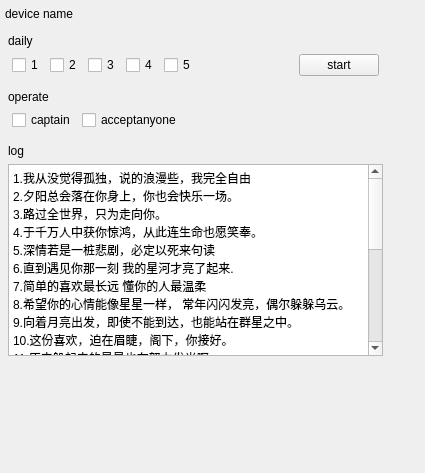
Old version of the form pygm/ui/tab1.ui in the repository rrrrrs/py_game.
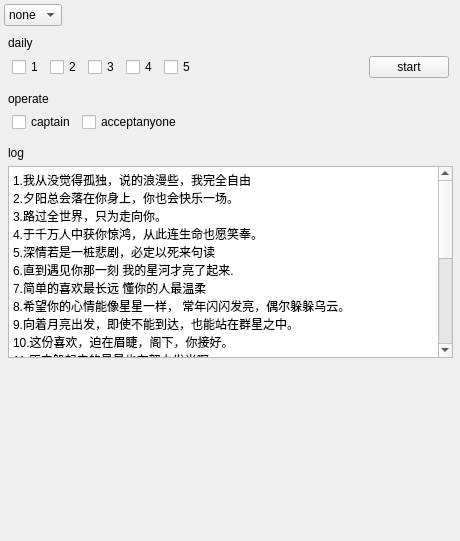
New version of the form. Icons and pictures are not drawn.

```diff
--- a/pygm/ui/tab1.ui
+++ b/pygm/ui/tab1.ui
@@ -6,8 +6,8 @@
    <rect>
     <x>0</x>
     <y>0</y>
-    <width>425</width>
-    <height>473</height>
+    <width>460</width>
+    <height>541</height>
    </rect>
   </property>
   <property name="windowTitle">
@@ -18,8 +18,8 @@
     <rect>
      <x>0</x>
      <y>0</y>
-     <width>391</width>
-     <height>471</height>
+     <width>461</width>
+     <height>541</height>
     </rect>
    </property>
    <layout class="QVBoxLayout" name="tabContainer_v">
@@ -41,19 +41,12 @@
        <enum>QLayout::SetMinimumSize</enum>
       </property>
       <item>
-       <widget class="QLabel" name="deviceLabel">
-        <property name="text">
-         <string>device name</string>
-        </property>
-        <property name="scaledContents">
-         <bool>true</bool>
-        </property>
-        <property name="indent">
-         <number>1</number>
-        </property>
-        <property name="openExternalLinks">
-         <bool>false</bool>
-        </property>
+       <widget class="QComboBox" name="comboBox">
+        <item>
+         <property name="text">
+          <string>none</string>
+         </property>
+        </item>
        </widget>
       </item>
       <item>
```
